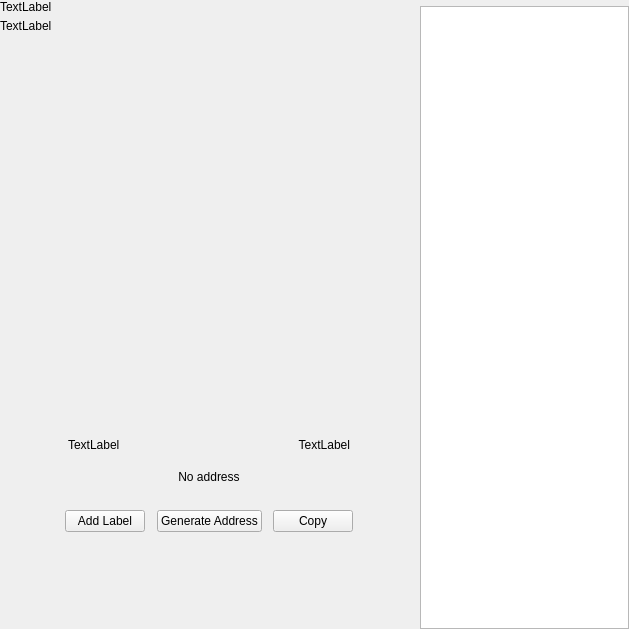
The window that src/qt/aezora/forms/receivewidget.ui (decenomy/AZR) describes before a commit, drawn with Qt 5.
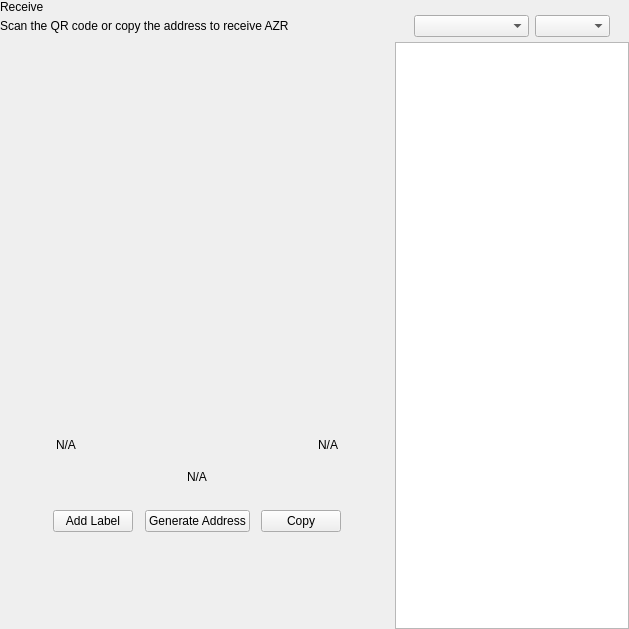
The same window after the commit. Custom widgets are drawn as their Qt base class.

The edit to the form file:
```diff
--- a/src/qt/aezora/forms/receivewidget.ui
+++ b/src/qt/aezora/forms/receivewidget.ui
@@ -71,14 +71,14 @@
             <item>
              <widget class="QLabel" name="labelTitle">
               <property name="text">
-               <string>TextLabel</string>
+               <string>Receive</string>
               </property>
              </widget>
             </item>
             <item alignment="Qt::AlignTop">
              <widget class="QLabel" name="labelSubtitle1">
               <property name="text">
-               <string>TextLabel</string>
+               <string>Scan the QR code or copy the address to receive AZR</string>
               </property>
              </widget>
             </item>
@@ -190,7 +190,7 @@
               <item>
                <widget class="QLabel" name="labelLabel">
                 <property name="text">
-                 <string>TextLabel</string>
+                 <string notr="true">N/A</string>
                 </property>
                </widget>
               </item>
@@ -210,7 +210,7 @@
               <item>
                <widget class="QLabel" name="labelDate">
                 <property name="text">
-                 <string>TextLabel</string>
+                 <string notr="true">N/A</string>
                 </property>
                 <property name="alignment">
                  <set>Qt::AlignRight|Qt::AlignTrailing|Qt::AlignVCenter</set>
@@ -235,7 +235,7 @@
               </size>
              </property>
              <property name="text">
-              <string>No address</string>
+              <string notr="true">N/A</string>
              </property>
              <property name="alignment">
               <set>Qt::AlignCenter</set>
@@ -384,6 +384,66 @@
           </item>
          </layout>
         </item>
+        <item>
+         <widget class="QWidget" name="sortWidget" native="true">
+          <layout class="QHBoxLayout" name="horizontalLayout_6">
+           <property name="leftMargin">
+            <number>19</number>
+           </property>
+           <property name="rightMargin">
+            <number>19</number>
+           </property>
+           <property name="bottomMargin">
+            <number>5</number>
+           </property>
+           <item>
+            <spacer name="horizontalSpacer_3">
+             <property name="orientation">
+              <enum>Qt::Horizontal</enum>
+             </property>
+             <property name="sizeHint" stdset="0">
+              <size>
+               <width>40</width>
+               <height>20</height>
+              </size>
+             </property>
+            </spacer>
+           </item>
+           <item>
+            <widget class="QComboBox" name="comboBoxSort">
+             <property name="sizePolicy">
+              <sizepolicy hsizetype="Preferred" vsizetype="Fixed">
+               <horstretch>0</horstretch>
+               <verstretch>0</verstretch>
+              </sizepolicy>
+             </property>
+             <property name="minimumSize">
+              <size>
+               <width>115</width>
+               <height>0</height>
+              </size>
+             </property>
+            </widget>
+           </item>
+           <item>
+            <widget class="QComboBox" name="comboBoxSortOrder">
+             <property name="sizePolicy">
+              <sizepolicy hsizetype="Preferred" vsizetype="Fixed">
+               <horstretch>0</horstretch>
+               <verstretch>0</verstretch>
+              </sizepolicy>
+             </property>
+             <property name="minimumSize">
+              <size>
+               <width>75</width>
+               <height>0</height>
+              </size>
+             </property>
+            </widget>
+           </item>
+          </layout>
+         </widget>
+        </item>
         <item>
          <widget class="QListView" name="listViewAddress"/>
         </item>
```
